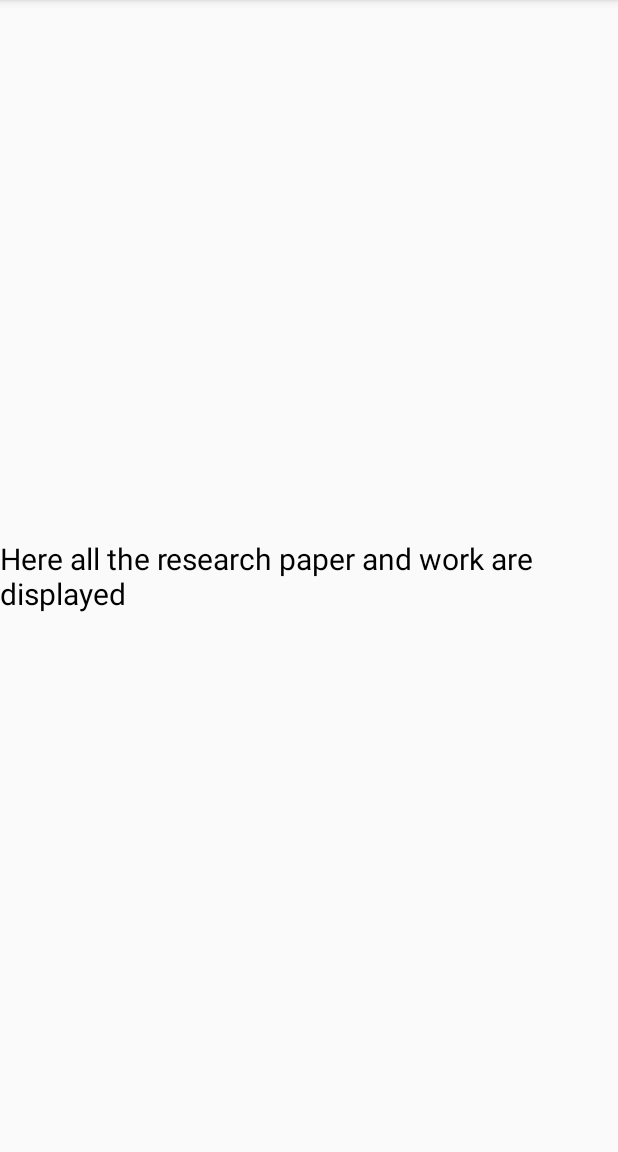
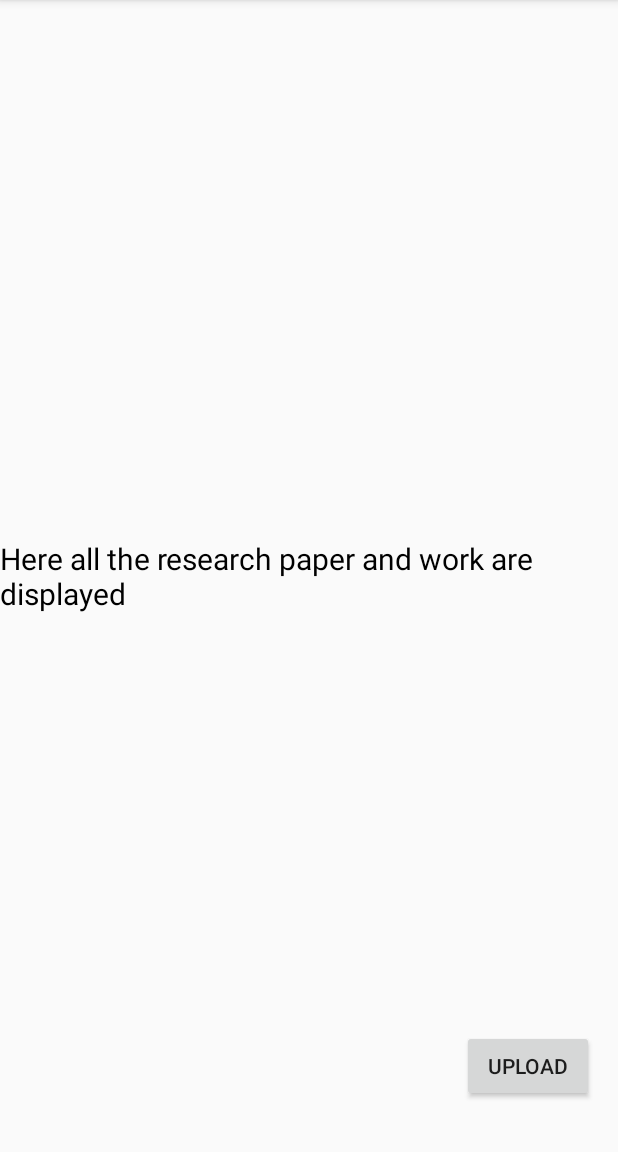
Before and after one commit to rishab247/Teachers-desk, an Android app: the fragment View_fragment shown on its own in the app's theme, on a phone screen of 412 x 824 dp, the part 84-1236 px from its top. Run offline under Robolectric (Android 15) with nearby library versions, the phone set to English and light mode, and no system bars.

```diff
--- a/app/src/main/AndroidManifest.xml
+++ b/app/src/main/AndroidManifest.xml
@@ -3,6 +3,8 @@
     xmlns:dist="http://schemas.android.com/apk/distribution"
     xmlns:tools="http://schemas.android.com/tools"
     package="com.cu.project">
+
+    <dist:module dist:instant="true" />
 
     <application
         android:allowBackup="true"
@@ -12,6 +14,7 @@
         android:supportsRtl="true"
         android:theme="@style/AppTheme"
         tools:ignore="GoogleAppIndexingWarning">
+        <activity android:name=".Upload"></activity>
         <activity android:name=".SplashActivity">
             <intent-filter>
                 <action android:name="android.intent.action.MAIN" />
@@ -31,6 +34,4 @@
         </activity>
     </application>
 
-    <dist:module dist:instant="true" />
-
 </manifest>
--- a/app/src/main/java/com/cu/project/View_fragment.java
+++ b/app/src/main/java/com/cu/project/View_fragment.java
@@ -1,19 +1,25 @@
 package com.cu.project;
 
-import android.content.Context;
-import android.net.Uri;
+
+import android.content.Intent;
 import android.os.Bundle;
 
+import androidx.annotation.NonNull;
+import androidx.annotation.Nullable;
 import androidx.fragment.app.Fragment;
-import androidx.recyclerview.widget.RecyclerView;
 
 import android.view.LayoutInflater;
 import android.view.View;
 import android.view.ViewGroup;
+import android.widget.Button;
 import android.widget.ListView;
+import android.widget.Toast;
+
+import java.sql.Time;
 
 
 public class View_fragment extends Fragment {
+    Button upload_btn;
 
 
     @Override
@@ -21,6 +27,23 @@ public class View_fragment extends Fragment {
     {
         setHasOptionsMenu(true);
         return inflater.inflate(R.layout.fragment_view_fragment,container,false);
+
     }
 
+    @Override
+    public void onViewCreated(@NonNull View view, @Nullable Bundle savedInstanceState) {
+        super.onViewCreated(view, savedInstanceState);
+
+        upload_btn =  getView().findViewById(R.id.uploadbtn_ID);
+
+        upload_btn.setOnClickListener(new View.OnClickListener() {
+            @Override
+            public void onClick(View v) {
+
+                Intent intent = new Intent(getActivity(), Upload.class);
+                startActivity(intent);
+                Toast.makeText(getContext() , "Button Clicked" , Toast.LENGTH_LONG).show();
+            }
+        });
+    }
 }
--- a/app/src/main/res/layout/fragment_view_fragment.xml
+++ b/app/src/main/res/layout/fragment_view_fragment.xml
@@ -8,6 +8,7 @@
 
 
    <TextView
+       android:id="@+id/textView3"
        android:layout_width="wrap_content"
        android:layout_height="wrap_content"
        android:text="Here all the research paper and work are displayed"
@@ -18,4 +19,16 @@
        app:layout_constraintStart_toStartOf="parent"
        app:layout_constraintTop_toTopOf="parent" />
 
+   <Button
+       android:id="@+id/uploadbtn_ID"
+       android:layout_width="wrap_content"
+       android:layout_height="wrap_content"
+       android:text="Upload"
+       app:layout_constraintBottom_toBottomOf="parent"
+       app:layout_constraintEnd_toEndOf="parent"
+       app:layout_constraintHorizontal_bias="0.95"
+       app:layout_constraintStart_toStartOf="parent"
+       app:layout_constraintTop_toTopOf="parent"
+       app:layout_constraintVertical_bias="0.954" />
+
 </androidx.constraintlayout.widget.ConstraintLayout>
```
Also changed, not shown: app/src/main/java/com/cu/project/Upload.java (added, +14 -0 lines), app/src/main/res/layout/activity_upload.xml (added, +24 -0 lines).
